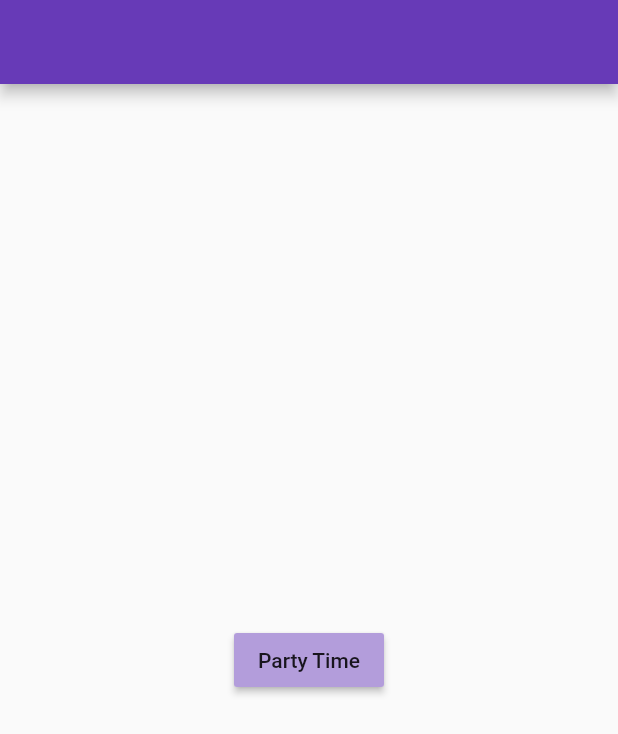
After one commit to losziad/flutter_ui, a Flutter app: the screen it shows after launch, on a phone screen of 412 x 824 dp. The commit adds this screen. Shown: the top 734 px of the screen. Run offline on Flutter 3.47's test engine with Material 2 defaults, Android fonts, the phone set to English and light mode, and no system bars; our stand-ins replace confetti.

Commit message:
Update Code Confetti Package.

```diff
--- /dev/null
+++ b/lib/UI/confetti_package/confetti_package.dart
@@ -0,0 +1,59 @@
+import 'dart:math';
+
+import 'package:confetti/confetti.dart';
+import 'package:flutter/material.dart';
+import 'package:flutter_ui/UI/neu_button/neu_button.dart';
+
+class ConfettiPackage extends StatefulWidget {
+  const ConfettiPackage({Key? key}) : super(key: key);
+
+  @override
+  State<ConfettiPackage> createState() => _ConfettiPackageState();
+}
+
+class _ConfettiPackageState extends State<ConfettiPackage> {
+
+  //FOR CONFETTI PACKAGE
+  final controller = ConfettiController();
+
+  @override
+  void dispose() {
+    super.dispose();
+    controller.dispose();
+  }
+  bool isPlaying = false;
+
+  @override
+  Widget build(BuildContext context) {
+    return Stack(
+      alignment: Alignment.topCenter,
+      children: [
+        Scaffold(
+          appBar: AppBar(),
+          body: Center(
+            child: MaterialButton(
+              onPressed: (){
+                if(isPlaying)
+                {
+                  controller.stop();
+                }
+                else
+                {
+                  controller.play();
+
+                }
+                isPlaying = !isPlaying;
+              },
+              child: Text('Party Time'),
+              color: Colors.deepPurple[200],
+            ),
+          ),
+        ),
+        ConfettiWidget(
+          confettiController: controller,
+          blastDirection: pi / 2,
+        ),
+      ],
+    );
+  }
+}
--- a/lib/home_page.dart
+++ b/lib/home_page.dart
@@ -2,6 +2,7 @@ import 'dart:math';
 
 import 'package:confetti/confetti.dart';
 import 'package:flutter/material.dart';
+import 'package:flutter_ui/UI/confetti_package/confetti_package.dart';
 import 'package:flutter_ui/UI/neu_button/neu_button.dart';
 
 class HomePage extends StatefulWidget {
@@ -39,35 +40,10 @@ class _HomePageState extends State<HomePage> {
 
   @override
   Widget build(BuildContext context) {
-    return Stack(
-      alignment: Alignment.topCenter,
-      children: [
-        Scaffold(
-         appBar: AppBar(),
-          body: Center(
-            child: MaterialButton(
-              onPressed: (){
-                if(isPlaying)
-                {
-                  controller.stop();
-                }
-                else
-                {
-                  controller.play();
-
-                }
-                isPlaying = !isPlaying;
-              },
-              child: Text('Party Time'),
-              color: Colors.deepPurple[200],
-            ),
-          ),
-        ),
-        ConfettiWidget(
-          confettiController: controller,
-        blastDirection: pi / 2,
-        ),
-      ],
+    return Scaffold(
+      body: Center(
+        child: ConfettiPackage(),
+      ),
     );
   }
 }
```
